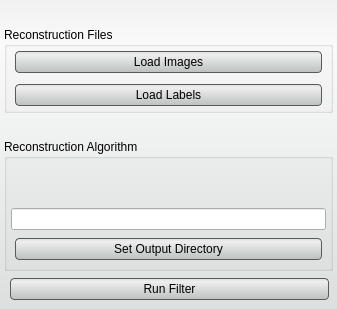
First picture: the form in src/Interface/ToolInterface/ReconstructionToolInterface.ui, repository rblake/seg3d2, before the edit.
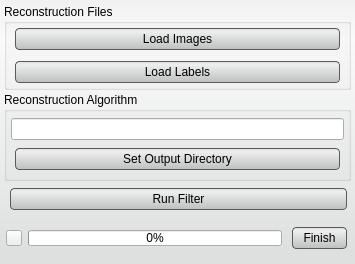
Second picture: the form after the edit. Icons and pictures are not drawn. Custom widgets are drawn as their Qt base class.

Commit message: Update custom views, add button to open files for visualization, progress bar to Reconstruction view.

```diff
--- a/src/Interface/ToolInterface/ReconstructionToolInterface.ui
+++ b/src/Interface/ToolInterface/ReconstructionToolInterface.ui
@@ -6,8 +6,8 @@
    <rect>
     <x>0</x>
     <y>0</y>
-    <width>337</width>
-    <height>309</height>
+    <width>355</width>
+    <height>264</height>
    </rect>
   </property>
   <property name="windowTitle">
@@ -233,6 +233,112 @@
      </layout>
     </widget>
    </item>
+   <item>
+    <widget class="QWidget" name="widget_7" native="true">
+     <layout class="QHBoxLayout" name="horizontalLayout_6" stretch="1,4,1">
+      <property name="spacing">
+       <number>6</number>
+      </property>
+      <property name="leftMargin">
+       <number>2</number>
+      </property>
+      <property name="topMargin">
+       <number>0</number>
+      </property>
+      <property name="rightMargin">
+       <number>0</number>
+      </property>
+      <property name="bottomMargin">
+       <number>0</number>
+      </property>
+      <item>
+       <widget class="QToolButton" name="abort_button_">
+        <property name="minimumSize">
+         <size>
+          <width>16</width>
+          <height>16</height>
+         </size>
+        </property>
+        <property name="maximumSize">
+         <size>
+          <width>16</width>
+          <height>16</height>
+         </size>
+        </property>
+        <property name="toolTip">
+         <string>Abort processing this layer</string>
+        </property>
+        <property name="text">
+         <string/>
+        </property>
+        <property name="icon">
+         <iconset resource="../../Resources/QtResources.qrc">
+          <normaloff>:/Images/Close.png</normaloff>:/Images/Close.png</iconset>
+        </property>
+        <property name="iconSize">
+         <size>
+          <width>16</width>
+          <height>16</height>
+         </size>
+        </property>
+       </widget>
+      </item>
+      <item>
+       <widget class="QProgressBar" name="progress_bar_">
+        <property name="sizePolicy">
+         <sizepolicy hsizetype="Preferred" vsizetype="Fixed">
+          <horstretch>0</horstretch>
+          <verstretch>0</verstretch>
+         </sizepolicy>
+        </property>
+        <property name="minimumSize">
+         <size>
+          <width>0</width>
+          <height>16</height>
+         </size>
+        </property>
+        <property name="maximumSize">
+         <size>
+          <width>16777215</width>
+          <height>16</height>
+         </size>
+        </property>
+        <property name="toolTip">
+         <string>Progress in processing this layer</string>
+        </property>
+        <property name="value">
+         <number>0</number>
+        </property>
+        <property name="alignment">
+         <set>Qt::AlignCenter</set>
+        </property>
+        <property name="textVisible">
+         <bool>true</bool>
+        </property>
+       </widget>
+      </item>
+      <item>
+       <widget class="QPushButton" name="stop_button_">
+        <property name="sizePolicy">
+         <sizepolicy hsizetype="Minimum" vsizetype="Fixed">
+          <horstretch>0</horstretch>
+          <verstretch>0</verstretch>
+         </sizepolicy>
+        </property>
+        <property name="minimumSize">
+         <size>
+          <width>0</width>
+          <height>30</height>
+         </size>
+        </property>
+        <property name="text">
+         <string>Finish</string>
+        </property>
+       </widget>
+      </item>
+     </layout>
+    </widget>
+   </item>
   </layout>
  </widget>
  <customwidgets>
```
Left out of the diff: 4 changed lines with no effect on the pictures. The commit also changes 14 other files.
